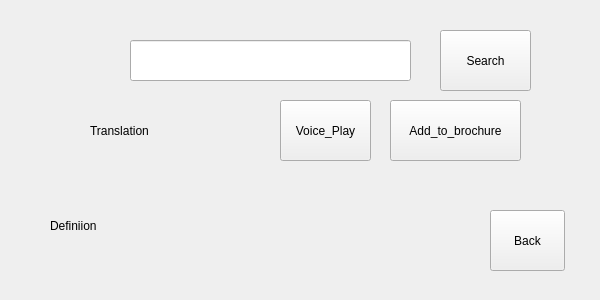
Qt form UI_File/Reverse_Widget/Search_Widget.ui (Lyghrock/Programming-Practice-2025-Spring-Project) before a commit.
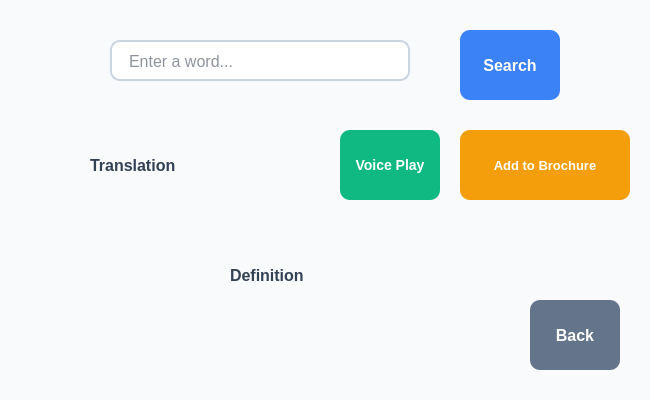
The same form after that commit.

What changed in the file:
```diff
--- a/UI_File/Reverse_Widget/Search_Widget.ui
+++ b/UI_File/Reverse_Widget/Search_Widget.ui
@@ -6,68 +6,148 @@
    <rect>
     <x>0</x>
     <y>0</y>
-    <width>600</width>
-    <height>300</height>
+    <width>650</width>
+    <height>400</height>
    </rect>
   </property>
   <property name="minimumSize">
    <size>
-    <width>600</width>
-    <height>300</height>
+    <width>650</width>
+    <height>400</height>
    </size>
   </property>
   <property name="maximumSize">
    <size>
-    <width>600</width>
-    <height>300</height>
+    <width>650</width>
+    <height>400</height>
    </size>
   </property>
   <property name="windowTitle">
-   <string>Volcabulary_Search</string>
+   <string>Vocabulary Search</string>
+  </property>
+  <property name="styleSheet">
+   <string notr="true">
+    QWidget {
+        background-color: #f8fafc;
+        font-family: 'Segoe UI', Arial, sans-serif;
+    }
+    
+    QLineEdit {
+        border: 2px solid #cbd5e1;
+        border-radius: 10px;
+        padding: 10px 15px;
+        font-size: 16px;
+        background: white;
+        color: #1e293b;
+        margin-bottom: 20px;
+    }
+    
+    QLineEdit:focus {
+        border-color: #3b82f6;
+        background-color: #f0f9ff;
+    }
+    
+    QLabel {
+        font-size: 16px;
+        font-weight: 600;
+        color: #334155;
+        background: transparent;
+    }
+    
+    QPushButton {
+        border-radius: 10px;
+        padding: 10px;
+        font-weight: 600;
+        font-size: 14px;
+        color: white;
+        min-height: 50px;
+        transition: all 0.2s ease;
+        border: none;
+    }
+    
+    QPushButton:hover {
+        transform: translateY(-2px);
+        box-shadow: 0 4px 8px rgba(0,0,0,0.1);
+    }
+    
+    QPushButton:pressed {
+        transform: translateY(0);
+        box-shadow: none;
+    }
+    
+    #Search_word_button {
+        background-color: #3b82f6;
+        font-size: 16px;
+    }
+    
+    #Play_button {
+        background-color: #10b981;
+        font-size: 14px;
+    }
+    
+    #Add_button {
+        background-color: #f59e0b;
+        font-size: 13px;
+    }
+    
+    #Back_button {
+        background-color: #64748b;
+        font-size: 16px;
+    }
+   </string>
   </property>
   <widget class="QLineEdit" name="Input_word">
    <property name="geometry">
     <rect>
-     <x>130</x>
+     <x>110</x>
      <y>40</y>
-     <width>281</width>
-     <height>41</height>
+     <width>300</width>
+     <height>61</height>
     </rect>
    </property>
+   <property name="placeholderText">
+    <string>Enter a word...</string>
+   </property>
   </widget>
   <widget class="QLabel" name="Translation">
    <property name="geometry">
     <rect>
      <x>90</x>
-     <y>100</y>
-     <width>171</width>
-     <height>61</height>
+     <y>130</y>
+     <width>181</width>
+     <height>71</height>
     </rect>
    </property>
    <property name="text">
     <string>Translation</string>
    </property>
+   <property name="alignment">
+    <set>Qt::AlignmentFlag::AlignLeading|Qt::AlignmentFlag::AlignLeft|Qt::AlignmentFlag::AlignVCenter</set>
+   </property>
   </widget>
   <widget class="QLabel" name="Definition">
    <property name="geometry">
     <rect>
-     <x>50</x>
-     <y>180</y>
-     <width>421</width>
-     <height>91</height>
+     <x>230</x>
+     <y>240</y>
+     <width>181</width>
+     <height>71</height>
     </rect>
    </property>
    <property name="text">
-    <string>Definiion</string>
+    <string>Definition</string>
+   </property>
+   <property name="alignment">
+    <set>Qt::AlignmentFlag::AlignLeading|Qt::AlignmentFlag::AlignLeft|Qt::AlignmentFlag::AlignVCenter</set>
    </property>
   </widget>
   <widget class="QPushButton" name="Search_word_button">
    <property name="geometry">
     <rect>
-     <x>440</x>
+     <x>460</x>
      <y>30</y>
-     <width>91</width>
-     <height>61</height>
+     <width>100</width>
+     <height>70</height>
     </rect>
    </property>
    <property name="text">
@@ -77,23 +157,23 @@
   <widget class="QPushButton" name="Play_button">
    <property name="geometry">
     <rect>
-     <x>280</x>
-     <y>100</y>
-     <width>91</width>
-     <height>61</height>
+     <x>340</x>
+     <y>130</y>
+     <width>100</width>
+     <height>70</height>
     </rect>
    </property>
    <property name="text">
-    <string>Voice_Play</string>
+    <string>Voice Play</string>
    </property>
   </widget>
   <widget class="QPushButton" name="Back_button">
    <property name="geometry">
     <rect>
-     <x>490</x>
-     <y>210</y>
-     <width>75</width>
-     <height>61</height>
+     <x>530</x>
+     <y>300</y>
+     <width>90</width>
+     <height>70</height>
     </rect>
    </property>
    <property name="text">
@@ -103,14 +183,14 @@
   <widget class="QPushButton" name="Add_button">
    <property name="geometry">
     <rect>
-     <x>390</x>
-     <y>100</y>
-     <width>131</width>
-     <height>61</height>
+     <x>460</x>
+     <y>130</y>
+     <width>170</width>
+     <height>70</height>
     </rect>
    </property>
    <property name="text">
-    <string>Add_to_brochure</string>
+    <string>Add to Brochure</string>
    </property>
   </widget>
  </widget>
```
